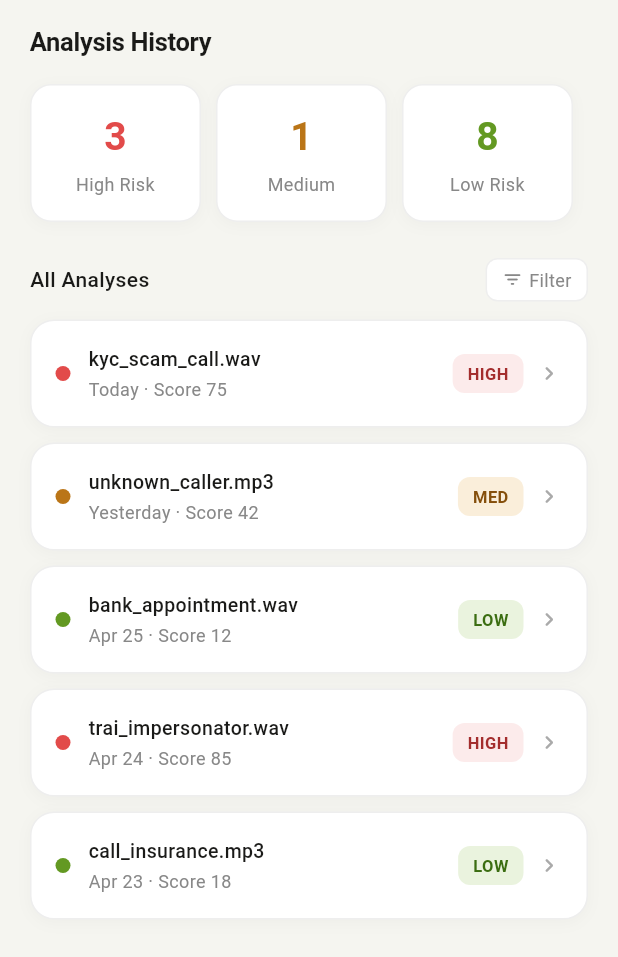
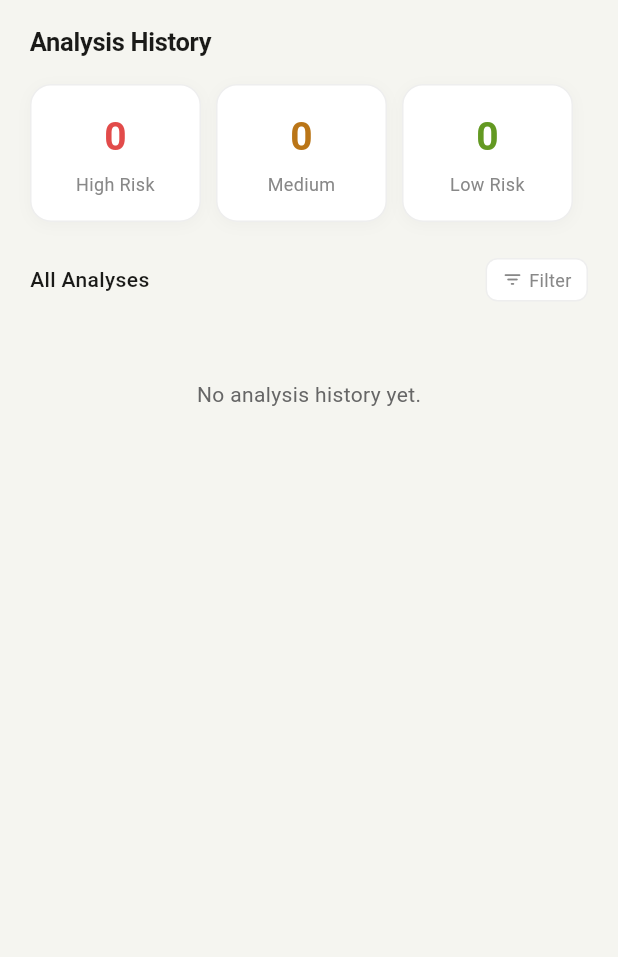
Before and after one commit to Nav-0019/Criminal_Investigation_PS, a Flutter app: the HistoryScreen widget shown alone on an empty page, opened directly, on a phone screen of 412 x 824 dp. Shown: the top 957 px of the screen. Run offline on Flutter 3.47's test engine with Material 3 defaults, Android fonts, the phone set to English and light mode, and no system bars; our stand-ins replace file_picker, fl_chart, permission_handler, shared_preferences; accounts and stored records are empty.

Commit message:
Integrated real History logs using SharedPreferences

```diff
--- a/frontend/lib/screens/history_screen.dart
+++ b/frontend/lib/screens/history_screen.dart
@@ -1,75 +1,100 @@
 import 'package:flutter/material.dart';
+import 'package:intl/intl.dart';
 import '../theme/app_theme.dart';
 import 'result_screen.dart';
+import '../services/history_service.dart';
 
-class HistoryScreen extends StatelessWidget {
+class HistoryScreen extends StatefulWidget {
   const HistoryScreen({super.key, this.embedded = false});
   final bool embedded;
 
+  @override
+  State<HistoryScreen> createState() => _HistoryScreenState();
+}
+
+class _HistoryScreenState extends State<HistoryScreen> {
+  List<HistoryItem> _historyItems = [];
+  bool _isLoading = true;
+
+  int _highCount = 0;
+  int _medCount = 0;
+  int _lowCount = 0;
+
+  @override
+  void initState() {
+    super.initState();
+    _loadHistory();
+  }
+
+  Future<void> _loadHistory() async {
+    final items = await HistoryService.getHistory();
+    int high = 0;
+    int med = 0;
+    int low = 0;
+
+    for (var item in items) {
+      if (item.risk == 'HIGH') high++;
+      else if (item.risk == 'MEDIUM') med++;
+      else low++;
+    }
+
+    if (mounted) {
+      setState(() {
+        _historyItems = items;
+        _highCount = high;
+        _medCount = med;
+        _lowCount = low;
+        _isLoading = false;
+      });
+    }
+  }
+
   List<Map<String, dynamic>> get _stats => [
-    {'label': 'High Risk', 'count': '3', 'color': AppColors.highRed},
-    {'label': 'Medium',    'count': '1', 'color': AppColors.medAmber},
-    {'label': 'Low Risk',  'count': '8', 'color': AppColors.lowGreen},
+    {'label': 'High Risk', 'count': '$_highCount', 'color': AppColors.highRed},
+    {'label': 'Medium',    'count': '$_medCount', 'color': AppColors.medAmber},
+    {'label': 'Low Risk',  'count': '$_lowCount', 'color': AppColors.lowGreen},
   ];
 
-  List<Map<String, dynamic>> get _items => [
-    {
-      'name': 'kyc_scam_call.wav',
-      'date': 'Today · Score 75',
-      'risk': 'HIGH',
-      'score': 75,
-      'color': AppColors.highRed,
-      'bg':    AppColors.highRedBg,
-      'fg':    AppColors.highRedDark,
-      'high':  true,
-    },
-    {
-      'name': 'unknown_caller.mp3',
-      'date': 'Yesterday · Score 42',
-      'risk': 'MED',
-      'score': 42,
-      'color': AppColors.medAmber,
-      'bg':    AppColors.medAmberBg,
-      'fg':    AppColors.medAmberDark,
-      'high':  false,
-    },
-    {
-      'name': 'bank_appointment.wav',
-      'date': 'Apr 25 · Score 12',
-      'risk': 'LOW',
-      'score': 12,
-      'color': AppColors.lowGreen,
-      'bg':    AppColors.lowGreenBg,
-      'fg':    AppColors.lowGreenDark,
-      'high':  false,
-    },
-    {
-      'name': 'trai_impersonator.wav',
-      'date': 'Apr 24 · Score 85',
-      'risk': 'HIGH',
-      'score': 85,
-      'color': AppColors.highRed,
-      'bg':    AppColors.highRedBg,
-      'fg':    AppColors.highRedDark,
-      'high':  true,
-    },
-    {
-      'name': 'call_insurance.mp3',
-      'date': 'Apr 23 · Score 18',
-      'risk': 'LOW',
-      'score': 18,
-      'color': AppColors.lowGreen,
-      'bg':    AppColors.lowGreenBg,
-      'fg':    AppColors.lowGreenDark,
-      'high':  false,
-    },
-  ];
+  Color _riskColor(String risk) {
+    if (risk == 'HIGH') return AppColors.highRed;
+    if (risk == 'MEDIUM') return AppColors.medAmber;
+    return AppColors.lowGreen;
+  }
+
+  Color _riskBg(String risk) {
+    if (risk == 'HIGH') return AppColors.highRedBg;
+    if (risk == 'MEDIUM') return AppColors.medAmberBg;
+    return AppColors.lowGreenBg;
+  }
+
+  Color _riskFg(String risk) {
+    if (risk == 'HIGH') return AppColors.highRedDark;
+    if (risk == 'MEDIUM') return AppColors.medAmberDark;
+    return AppColors.lowGreenDark;
+  }
+
+  String _formatDate(int timestamp) {
+    final date = DateTime.fromMillisecondsSinceEpoch(timestamp);
+    final now = DateTime.now();
+    final difference = now.difference(date);
+
+    if (difference.inDays == 0 && now.day == date.day) {
+      return 'Today, ${DateFormat('h:mm a').format(date)}';
+    } else if (difference.inDays == 1 || (difference.inDays == 0 && now.day != date.day)) {
+      return 'Yesterday, ${DateFormat('h:mm a').format(date)}';
+    }
+    return DateFormat('MMM d, yyyy').format(date);
+  }
 
   @override
   Widget build(BuildContext context) {
+    if (_isLoading) {
+      return Center(child: CircularProgressIndicator(color: AppColors.primary));
+    }
+
     return CustomScrollView(
       slivers: [
-        if (!embedded)
+        if (!widget.embedded)
           SliverAppBar(
             backgroundColor: AppColors.background,
             elevation: 0,
@@ -84,7 +109,7 @@ class HistoryScreen extends StatelessWidget {
             child: Column(
               crossAxisAlignment: CrossAxisAlignment.start,
               children: [
-                if (embedded) ...[
+                if (widget.embedded) ...[
                   Text('Analysis History', style: AppTextStyles.title),
                   SizedBox(height: 16),
                 ],
@@ -166,19 +191,40 @@ class HistoryScreen extends StatelessWidget {
         ),
 
         // ── History List ───────────────────────────────────────────────────
+        if (_historyItems.isEmpty)
+          SliverToBoxAdapter(
+            child: Padding(
+              padding: const EdgeInsets.symmetric(vertical: 40),
+              child: Center(
+                child: Text(
+                  'No analysis history yet.',
+                  style: AppTextStyles.body,
+                ),
+              ),
+            ),
+          )
+        else
           SliverPadding(
             padding: const EdgeInsets.symmetric(horizontal: 20),
             sliver: SliverList(
               delegate: SliverChildBuilderDelegate(
                 (context, i) {
-                final item = _items[i];
+                  final item = _historyItems[i];
+                  final result = item.fullData;
+                  final fraudScore = (result['fraud_score'] as num?)?.toInt() ?? 0;
+
                   return GestureDetector(
                     onTap: () => Navigator.push(
                       context,
                       MaterialPageRoute(
                         builder: (_) => ResultScreen(
-                        fileName: item['name'] as String,
-                        isHighRisk: item['high'] as bool,
+                          fileName: item.fileName,
+                          isHighRisk: item.risk == 'HIGH',
+                          riskLevel: item.risk,
+                          transcript: result['transcript'] ?? '',
+                          fraudScore: fraudScore,
+                          highlightedWords: List<String>.from(result['highlighted_words'] ?? []),
+                          fraudTypes: List<String>.from(result['fraud_types'] ?? []),
                         ),
                       ),
                     ),
@@ -204,7 +250,7 @@ class HistoryScreen extends StatelessWidget {
                             width: 10,
                             height: 10,
                             decoration: BoxDecoration(
-                            color: item['color'] as Color,
+                              color: _riskColor(item.risk),
                               shape: BoxShape.circle,
                             ),
                           ),
@@ -215,10 +261,12 @@ class HistoryScreen extends StatelessWidget {
                             child: Column(
                               crossAxisAlignment: CrossAxisAlignment.start,
                               children: [
-                              Text(item['name'] as String,
+                                Text(item.fileName,
+                                    maxLines: 1,
+                                    overflow: TextOverflow.ellipsis,
                                     style: AppTextStyles.subtitle.copyWith(fontSize: 13)),
                                 SizedBox(height: 2),
-                              Text(item['date'] as String,
+                                Text('${_formatDate(item.timestamp)} · Score $fraudScore',
                                     style: AppTextStyles.caption.copyWith(color: AppColors.textLight)),
                               ],
                             ),
@@ -228,15 +276,15 @@ class HistoryScreen extends StatelessWidget {
                           Container(
                             padding: const EdgeInsets.symmetric(horizontal: 10, vertical: 5),
                             decoration: BoxDecoration(
-                            color: item['bg'] as Color,
+                              color: _riskBg(item.risk),
                               borderRadius: BorderRadius.circular(8),
                             ),
                             child: Text(
-                            item['risk'] as String,
+                              item.risk,
                               style: TextStyle(
                                 fontSize: 11,
                                 fontWeight: FontWeight.w700,
-                              color: item['fg'] as Color,
+                                color: _riskFg(item.risk),
                               ),
                             ),
                           ),
@@ -249,7 +297,7 @@ class HistoryScreen extends StatelessWidget {
                     ),
                   );
                 },
-              childCount: _items.length,
+                childCount: _historyItems.length,
               ),
             ),
           ),
--- /dev/null
+++ b/frontend/lib/services/history_service.dart
@@ -0,0 +1,71 @@
+import 'dart:convert';
+import 'package:shared_preferences/shared_preferences.dart';
+
+class HistoryItem {
+  final String fileName;
+  final String risk;
+  final String keyword;
+  final int timestamp;
+  final Map<String, dynamic> fullData;
+
+  HistoryItem({
+    required this.fileName,
+    required this.risk,
+    required this.keyword,
+    required this.timestamp,
+    required this.fullData,
+  });
+
+  Map<String, dynamic> toJson() {
+    return {
+      'fileName': fileName,
+      'risk': risk,
+      'keyword': keyword,
+      'timestamp': timestamp,
+      'fullData': fullData,
+    };
+  }
+
+  factory HistoryItem.fromJson(Map<String, dynamic> json) {
+    return HistoryItem(
+      fileName: json['fileName'] ?? 'Unknown',
+      risk: json['risk'] ?? 'LOW',
+      keyword: json['keyword'] ?? 'General',
+      timestamp: json['timestamp'] ?? DateTime.now().millisecondsSinceEpoch,
+      fullData: json['fullData'] ?? {},
+    );
+  }
+}
+
+class HistoryService {
+  static const String _key = 'scan_history';
+
+  static Future<void> saveHistory(HistoryItem item) async {
+    final prefs = await SharedPreferences.getInstance();
+    List<String> historyJson = prefs.getStringList(_key) ?? [];
+
+    // Add new item at the beginning
+    historyJson.insert(0, jsonEncode(item.toJson()));
+
+    // Limit history to 50 items to save space
+    if (historyJson.length > 50) {
+      historyJson = historyJson.sublist(0, 50);
+    }
+
+    await prefs.setStringList(_key, historyJson);
+  }
+
+  static Future<List<HistoryItem>> getHistory() async {
+    final prefs = await SharedPreferences.getInstance();
+    final List<String> historyJson = prefs.getStringList(_key) ?? [];
+
+    return historyJson.map((jsonStr) {
+      return HistoryItem.fromJson(jsonDecode(jsonStr));
+    }).toList();
+  }
+
+  static Future<void> clearHistory() async {
+    final prefs = await SharedPreferences.getInstance();
+    await prefs.remove(_key);
+  }
+}
--- a/frontend/pubspec.yaml
+++ b/frontend/pubspec.yaml
@@ -36,6 +36,7 @@ dependencies:
   fl_chart: ^0.66.0
   http: ^1.2.0
   shared_preferences: ^2.5.5
+  intl: ^0.20.2
 
 dev_dependencies:
   flutter_test:
```
Also changed, not shown: frontend/lib/screens/analysing_screen.dart (+14 -0 lines), frontend/lib/screens/dashboard_screen.dart (+71 -32 lines). Lines whose indentation alone changed are shown as unchanged.
